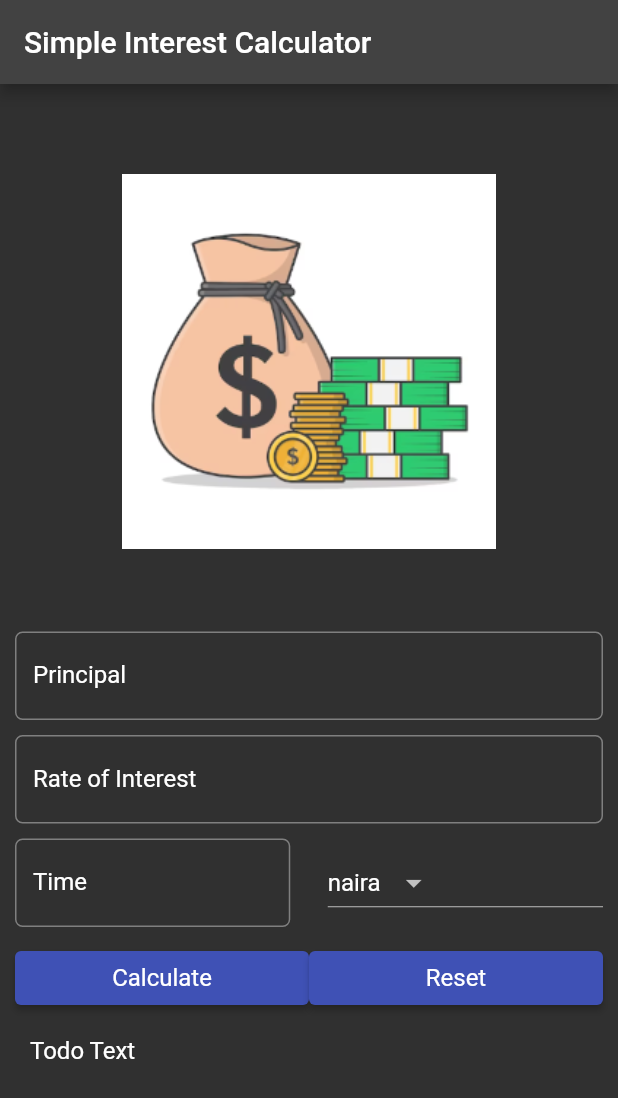
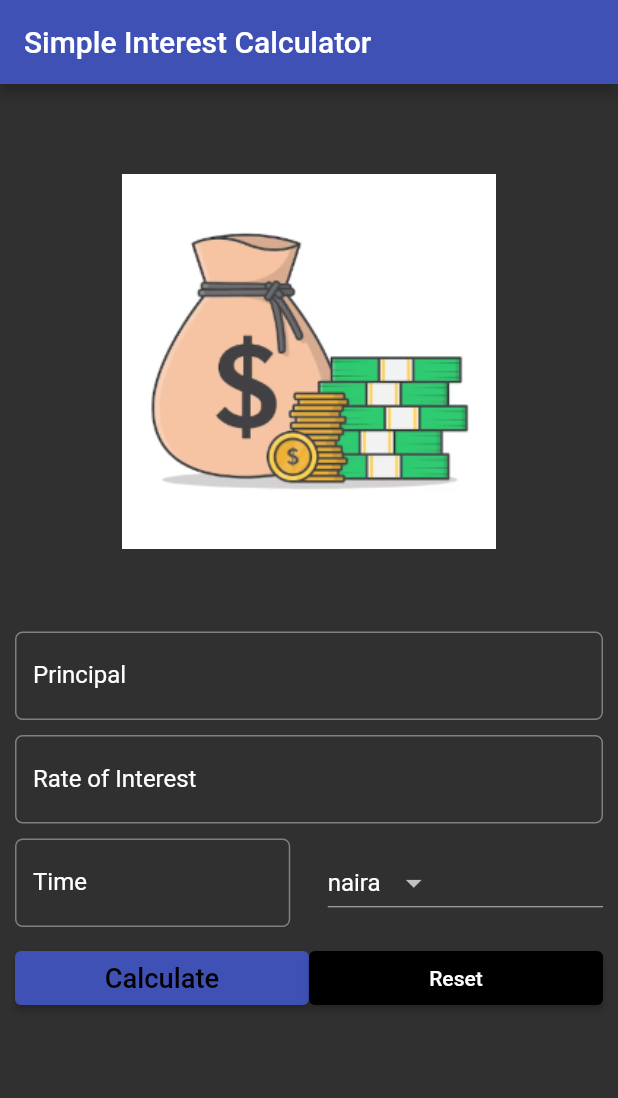
Before and after one commit to rholibobo/interest_calculator, a Flutter app: the screen it shows after launch, after a tap on "Calculate", on a phone screen of 412 x 824 dp. Shown: the top 1098 px of the screen. Run offline on Flutter 3.47's test engine with Material 2 defaults, Android fonts, the phone set to English and light mode, and no system bars.

```diff
--- a/lib/main.dart
+++ b/lib/main.dart
@@ -1,4 +1,4 @@
-// ignore_for_file: prefer_const_constructors, prefer_final_fields, avoid_unnecessary_containers, prefer_const_literals_to_create_immutables, unused_local_variable
+// ignore_for_file: prefer_const_constructors, prefer_final_fields, avoid_unnecessary_containers, prefer_const_literals_to_create_immutables, unused_local_variable, no_leading_underscores_for_local_identifiers
 
 import 'package:flutter/material.dart';
 
@@ -8,14 +8,12 @@ void main() {
     title: "Simple Interest Calculator App",
     home: SIForm(),
     theme: ThemeData(
-      // brightness: Brightness.dark,
       primaryColor: Colors.indigo,
       colorScheme: ColorScheme.fromSwatch(
-      primarySwatch: Colors.indigo,
-      accentColor: Colors.indigoAccent,
-      // backgroundColor: Colors.black,
-      brightness: Brightness.dark,
-    ),
+        primarySwatch: Colors.indigo,
+        accentColor: Colors.indigoAccent,
+        brightness: Brightness.dark,
+      ),
     ),
   ));
 }
@@ -33,12 +31,28 @@ class _SIFormState extends State<SIForm> {
   var _currencies = ["naira", "pound", "dollar", "others"];
   final _minimumPadding = 5.0;
 
+  var _currentItemSelected = "";
+  String displayResult = "";
+
+  TextEditingController principalController = TextEditingController();
+  TextEditingController roiController = TextEditingController();
+  TextEditingController timeController = TextEditingController();
+
+  @override
+  void initState() {
+    super.initState();
+    _currentItemSelected = _currencies[0];
+  }
+
   @override
   Widget build(BuildContext context) {
     TextStyle? textStyle = Theme.of(context).textTheme.titleMedium;
     return Scaffold(
         // resizeToAvoidBottomInset: false,
-        appBar: AppBar(title: Text("Simple Interest Calculator")),
+        appBar: AppBar(
+          title: Text("Simple Interest Calculator"),
+          backgroundColor: Colors.indigo,
+        ),
         body: Container(
           margin: EdgeInsets.all(_minimumPadding * 2),
           child: ListView(children: <Widget>[
@@ -49,6 +63,7 @@ class _SIFormState extends State<SIForm> {
               child: TextField(
                 keyboardType: TextInputType.number,
                 style: textStyle,
+                controller: principalController,
                 decoration: InputDecoration(
                     labelText: "Principal",
                     labelStyle: textStyle,
@@ -63,6 +78,7 @@ class _SIFormState extends State<SIForm> {
               child: TextField(
                 keyboardType: TextInputType.number,
                 style: textStyle,
+                controller: roiController,
                 decoration: InputDecoration(
                     labelText: "Rate of Interest",
                     labelStyle: textStyle,
@@ -80,6 +96,7 @@ class _SIFormState extends State<SIForm> {
                         child: TextField(
                       keyboardType: TextInputType.number,
                       style: textStyle,
+                      controller: timeController,
                       decoration: InputDecoration(
                           labelText: "Time",
                           labelStyle: textStyle,
@@ -92,14 +109,16 @@ class _SIFormState extends State<SIForm> {
                     ),
                     Expanded(
                         child: DropdownButton<String>(
-                      value: _currencies[0],
                       items: _currencies.map((String valueItem) {
                         return DropdownMenuItem<String>(
                           value: valueItem,
                           child: Text(valueItem),
                         );
                       }).toList(),
-                      onChanged: (value) => {},
+                      value: _currentItemSelected,
+                      onChanged: (newValueSelected) {
+                        onDropDownSelectedItem(newValueSelected!);
+                      },
                     ))
                   ],
                 )),
@@ -110,19 +129,38 @@ class _SIFormState extends State<SIForm> {
                   children: <Widget>[
                     Expanded(
                         child: ElevatedButton(
-                      child: Text("Calculate", style: textStyle,),
-                      onPressed: () {},
+                      style: ElevatedButton.styleFrom(
+                          backgroundColor: Colors.indigo,
+                          foregroundColor: Colors.black),
+                      child: Text("Calculate", textScaleFactor: 1.3),
+                      onPressed: () {
+                        setState(() {
+                          displayResult = calculateSimpleInterest();
+                        });
+                      },
                     )),
                     Expanded(
                         child: ElevatedButton(
-                      child: Text("Reset", style: textStyle,),
-                      onPressed: () {},
+                      style: ElevatedButton.styleFrom(
+                          backgroundColor: Colors.black,
+                          foregroundColor: Colors.white),
+                      child: Text(
+                        "Reset",
+                      ),
+                      onPressed: () {
+                        setState(() {
+                          _reset();
+                        });
+                      },
                     ))
                   ],
                 )),
             Padding(
               padding: EdgeInsets.all(_minimumPadding * 2),
-              child: Text("Todo Text", style: textStyle,),
+              child: Text(
+                displayResult,
+                style: textStyle,
+              ),
             )
           ]),
         ));
@@ -137,4 +175,30 @@ class _SIFormState extends State<SIForm> {
       child: image,
     );
   }
+
+  void onDropDownSelectedItem(String newValueSelected) {
+    setState(() {
+      _currentItemSelected = newValueSelected;
+    });
+  }
+
+  String calculateSimpleInterest() {
+    double principal = double.parse(principalController.text);
+    double roi = double.parse(roiController.text);
+    double time = double.parse(timeController.text);
+
+    double totalAmount = principal + (principal * roi * time);
+    String result =
+        'After $time years, your investment will be worth $totalAmount $_currentItemSelected ';
+    return result;
+  }
+
+  void _reset() {
+     principalController.text = "";
+     roiController.text = "";
+     timeController.text = "";
+     displayResult = "";
+
+     _currentItemSelected = _currencies[0];
+  }
 }
```
